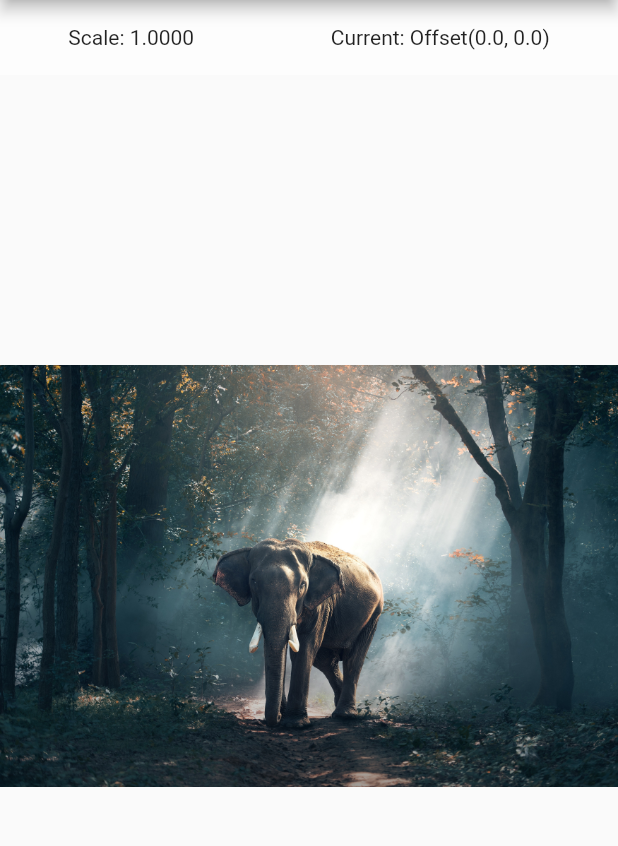
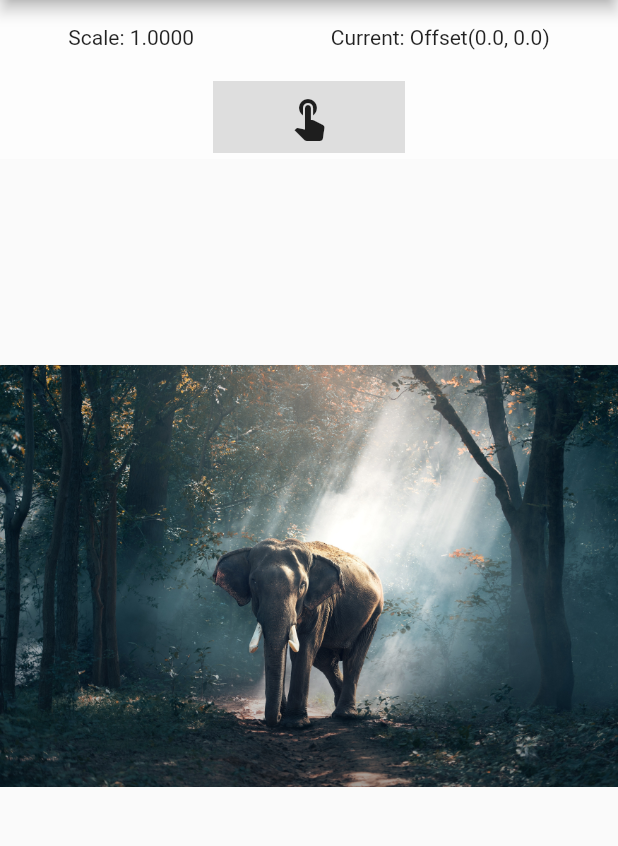
Before and after one commit to blessed-sibanda/beginning-flutter-ch11_gestures_scale, a Flutter app: the screen it shows after launch, on a phone screen of 412 x 824 dp, the part 84-930 px from its top. Run offline on Flutter 3.47's test engine with Material 2 defaults, Android fonts, the light colour scheme and no system bars.

Commit message:
add inkwell widget to control scaling

```diff
--- a/lib/pages/home.dart
+++ b/lib/pages/home.dart
@@ -72,6 +72,14 @@ class _HomeState extends State<Home> {
     _currentScale = 1.0;
   }
 
+  void _setScaleSmall() {
+    setState(() => _currentScale = 0.5);
+  }
+
+  void _setScaleBig() {
+    setState(() => _currentScale = 16.0);
+  }
+
   @override
   void initState() {
     super.initState();
@@ -98,12 +106,42 @@ class _HomeState extends State<Home> {
           // _transformScaleAndTranslate(),
           _transformMatrix4(),
           _positionedStatusBar(context),
+          _positionedInkWellAndInkResponse(context),
         ],
       ),
       onScaleStart: _onScaleStart,
       onScaleUpdate: _onScaleUpdate,
       onDoubleTap: _onDoubleTap,
       onLongPress: _onLongPress,
+    );
+  }
+
+  Positioned _positionedInkWellAndInkResponse(BuildContext context) {
+    return Positioned(
+      top: 50.0,
+      width: MediaQuery.of(context).size.width,
+      child: Container(
+        color: Colors.white54,
+        height: 56.0,
+        child: Row(
+          mainAxisAlignment: MainAxisAlignment.spaceAround,
+          children: [
+            InkWell(
+              child: Container(
+                height: 48.0,
+                width: 128.0,
+                color: Colors.black12,
+                child: const Icon(Icons.touch_app, size: 32.0),
+              ),
+              splashColor: Colors.lightGreenAccent,
+              highlightColor: Colors.lightBlueAccent,
+              onTap: _setScaleSmall,
+              onDoubleTap: _setScaleBig,
+              onLongPress: _onLongPress,
+            ),
+          ],
+        ),
+      ),
     );
   }
 
```
